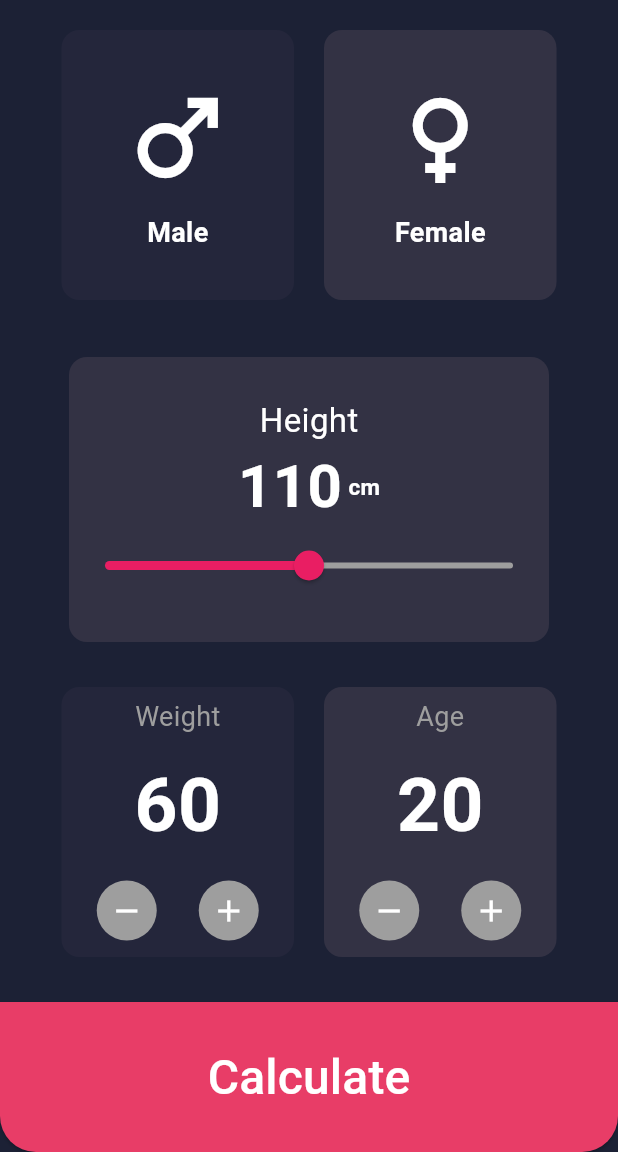
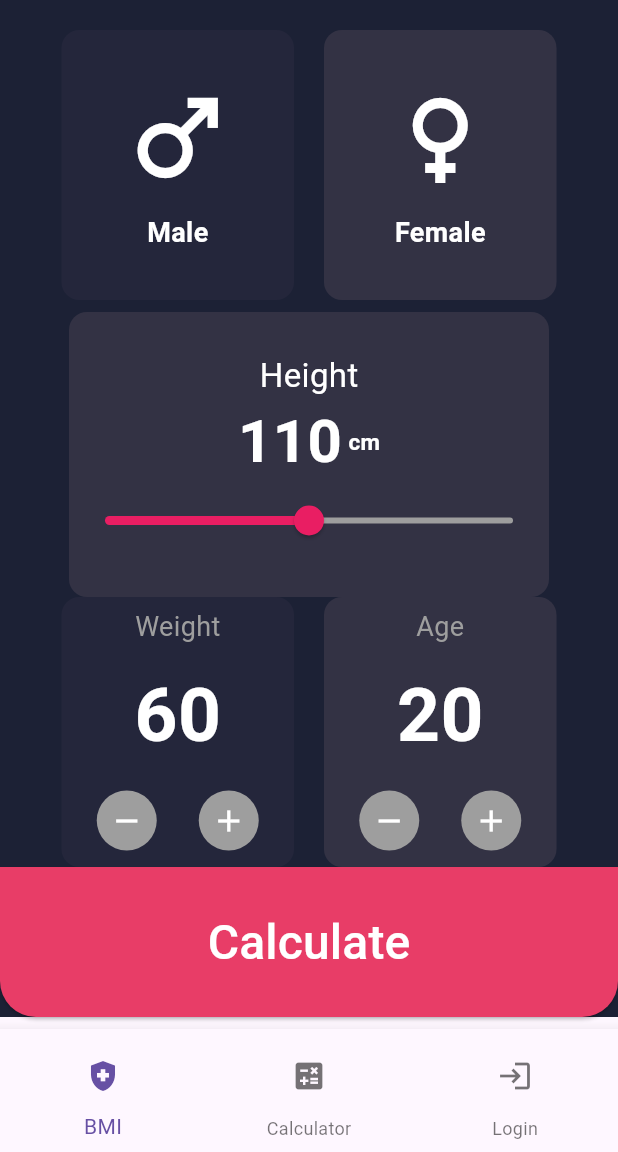
Before and after one commit to MohamedHussein20/bmi_app, a Flutter app: the screen it shows after launch, on a phone screen of 412 x 824 dp, the part 84-1236 px from its top. Run offline on Flutter 3.47's test engine with Material 3 defaults, Android fonts, the phone set to English and light mode, and no system bars.

Commit message:
finish task

```diff
--- a/analysis_options.yaml
+++ b/analysis_options.yaml
@@ -7,6 +7,9 @@
 
 # The following line activates a set of recommended lints for Flutter apps,
 # packages, and plugins designed to encourage good coding practices.
+analyzer:
+  errors:
+    must_be_immutable: ignore
 include: package:flutter_lints/flutter.yaml
 
 linter:
--- a/lib/components/calculate_button.dart
+++ b/lib/components/calculate_button.dart
@@ -1,4 +1,4 @@
-import 'package:bmi_app/screens/result_screen.dart';
+import 'package:bmi_app/screens/bmi_screens/bmi_result_screen.dart';
 import 'package:flutter/material.dart';
 
 class CalculateButton extends StatelessWidget {
--- a/lib/main.dart
+++ b/lib/main.dart
@@ -1,13 +1,28 @@
-import 'package:bmi_app/screens/home_screen.dart';
+import 'package:bmi_app/screens/bmi_screens/bmi_home_screen.dart';
+import 'package:bmi_app/screens/calculator_screens/calculator_home_screen.dart';
+import 'package:bmi_app/screens/login_screens/login_screen.dart';
 import 'package:flutter/material.dart';
 
 void main() {
   runApp(const MyApp());
 }
 
-class MyApp extends StatelessWidget {
+int currentIndex = 0;
+Widget? body = const BmiHomeScreen();
+List<Widget> screens = [
+  const BmiHomeScreen(),
+  CalculatorHomeScreen(),
+  const LoginScreen(),
+];
+
+class MyApp extends StatefulWidget {
   const MyApp({super.key});
 
+  @override
+  State<MyApp> createState() => _MyAppState();
+}
+
+class _MyAppState extends State<MyApp> {
   @override
   Widget build(BuildContext context) {
     return const MaterialApp(
@@ -16,3 +31,59 @@ class MyApp extends StatelessWidget {
     );
   }
 }
+
+class HomeScreen extends StatefulWidget {
+  const HomeScreen({super.key});
+
+  @override
+  State<HomeScreen> createState() => _HomeScreenState();
+}
+
+class _HomeScreenState extends State<HomeScreen> {
+  @override
+  Widget build(BuildContext context) {
+    return Scaffold(
+      body: body,
+      bottomNavigationBar: Container(
+        height: 82,
+        margin: const EdgeInsets.only(top: 8),
+        child: BottomNavigationBar(
+          currentIndex: currentIndex,
+          items: [
+           BottomNavigationBarItem(
+              icon: IconButton(
+                onPressed: () {
+                  body = screens[0];
+                  setState(() {});
+                },
+                icon: const Icon(Icons.health_and_safety),
+              ),
+              label: "BMI",
+            ),
+            BottomNavigationBarItem(
+              icon: IconButton(
+                onPressed: () {
+                  body = screens[1];
+                  setState(() {});
+                },
+                icon: const Icon(Icons.calculate),
+              ),
+              label: "Calculator",
+            ),
+
+            BottomNavigationBarItem(
+              icon: IconButton(
+                onPressed: () {
+                  body = screens[2];
+                  setState(() {});
+                },
+                icon: const Icon(Icons.login),
+              ),
+              label: "Login",
+            ),
+          ],
+        ),
+      ),
+    );
+  }
+}
--- a/lib/screens/home_screen.dart
+++ b/lib/screens/bmi_screens/bmi_home_screen.dart
@@ -4,17 +4,25 @@ import 'package:bmi_app/components/gender_selection_row.dart';
 import 'package:bmi_app/components/height_slider.dart';
 import 'package:flutter/material.dart';
 
-class HomeScreen extends StatefulWidget {
-  const HomeScreen({super.key});
+class BmiHomeScreen extends StatefulWidget {
+  const BmiHomeScreen({super.key});
 
   @override
-  State<HomeScreen> createState() => _HomeScreenState();
+  State<BmiHomeScreen> createState() => _BmiHomeScreenState();
 }
 
-class _HomeScreenState extends State<HomeScreen> {
+class _BmiHomeScreenState extends State<BmiHomeScreen> {
   double height = 110;
   int weight = 60;
   int age = 20;
+
+  @override
+  void initState() {
+    super.initState();
+    height = 110;
+    weight = 60;
+    age = 20;
+  }
 
   @override
   Widget build(BuildContext context) {
@@ -33,7 +41,7 @@ class _HomeScreenState extends State<HomeScreen> {
         backgroundColor: const Color(0xFF24263B),
       ),
       body: Column(
-        mainAxisAlignment: MainAxisAlignment.spaceBetween,
+        mainAxisAlignment: MainAxisAlignment.spaceAround,
         children: [
           const GenderSelectionRow(),
           HeightSlider(
```
Also changed, not shown: lib/screens/bmi_screens/bmi_result_screen.dart (renamed from lib/screens/result_screen.dart, +7 -1 lines), lib/screens/calculator_screens/calculator_home_screen.dart (added, +106 -0 lines), lib/screens/calculator_screens/components/arithmetic_container.dart (added, +35 -0 lines), lib/screens/calculator_screens/components/custom_textformfield.dart (added, +38 -0 lines), lib/screens/calculator_screens/components/result_row.dart (added, +23 -0 lines), lib/screens/calculator_screens/components/upper_container.dart (added, +47 -0 lines), lib/screens/login_screens/components/login_button.dart (added, +33 -0 lines), lib/screens/login_screens/components/login_text_form_field.dart (added, +28 -0 lines), lib/screens/login_screens/components/register_text.dart (added, +34 -0 lines), lib/screens/login_screens/login_screen.dart (added, +141 -0 lines), pubspec.yaml (+4 -11 lines), pubspec.lock.
